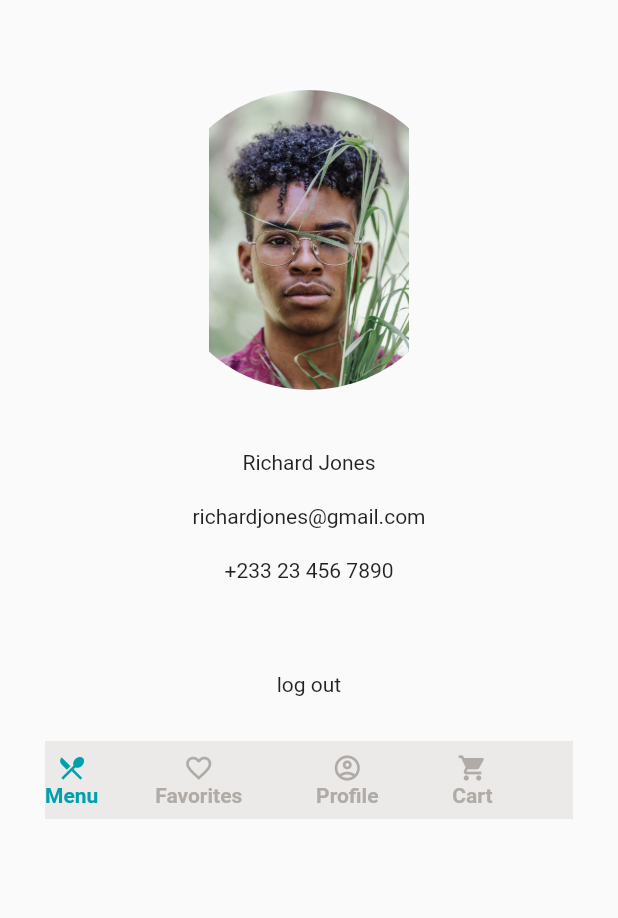
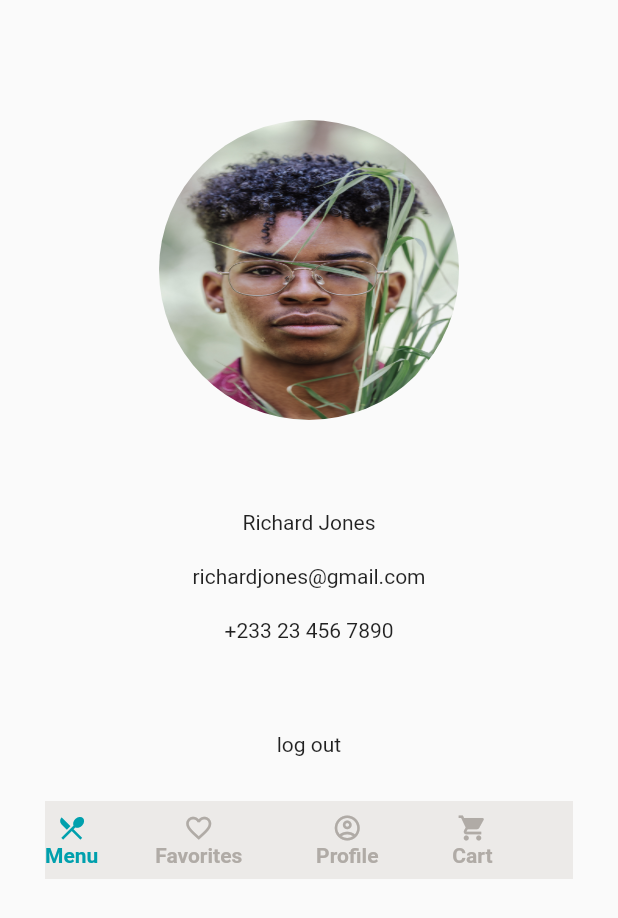
Before and after one commit to rich5k/fastfud_app, a Flutter app: the ProfilePage screen opened directly, on a phone screen of 412 x 824 dp. Shown: the top 918 px of the screen. Run offline on Flutter 3.47's test engine with Material 2 defaults, Android fonts, the phone set to English and light mode, and no system bars.

Commit message:
made profile pic circular

```diff
--- a/lib/profile.dart
+++ b/lib/profile.dart
@@ -10,12 +10,18 @@ class ProfilePage extends StatelessWidget{
       body: Column(
         children: [
           SizedBox(height: 60.0),
-          ClipRRect(
-            borderRadius: BorderRadius.circular(100.0),
-            child: Image.asset(
-                'images/profile pic.jpg',
-              width: 200,
-              height: 200,
+          Container(
+            margin: EdgeInsets.all(20),
+            width: 200,
+            height: 200,
+            decoration: BoxDecoration(
+              shape: BoxShape.circle,
+              image: DecorationImage(
+                  image: AssetImage(
+                      'images/profile pic.jpg'
+                  ),
+                  fit: BoxFit.fill
+              ),
             ),
           ),
           SizedBox(height: 40.0),
```
